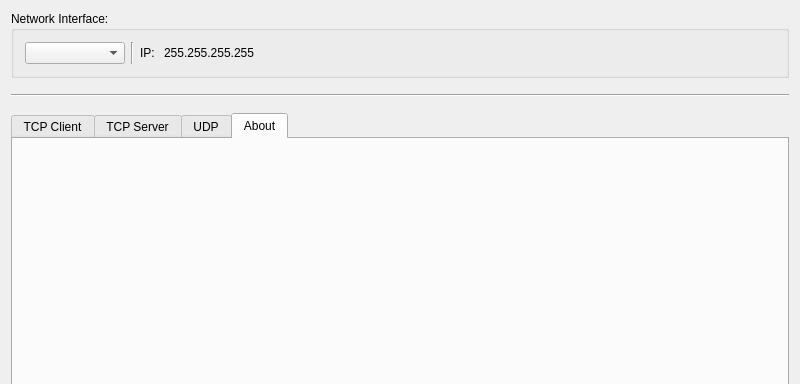
Old version of the form mainwindow.ui in the repository rookiepeng/comm-test; both pictures show x 0 to 800 and y 0 to 384 of the 800 by 800 pixel window.
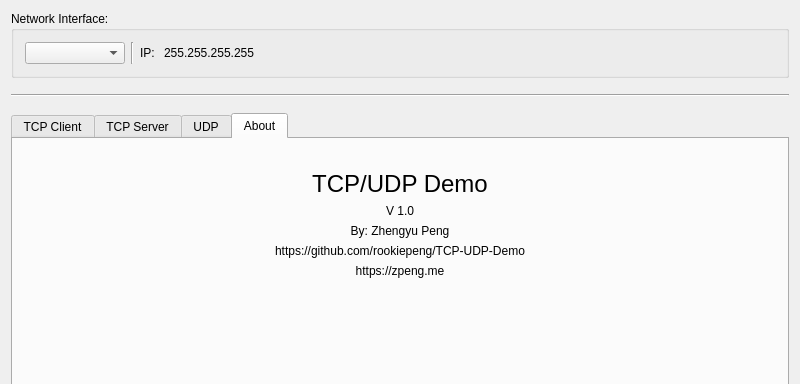
New version of the form. The open tabs and pages were chosen to show the change.

```diff
--- a/mainwindow.ui
+++ b/mainwindow.ui
@@ -648,6 +648,110 @@
        <attribute name="title">
         <string>About</string>
        </attribute>
+       <layout class="QVBoxLayout" name="verticalLayout_13">
+        <item>
+         <spacer name="verticalSpacer_7">
+          <property name="orientation">
+           <enum>Qt::Vertical</enum>
+          </property>
+          <property name="sizeType">
+           <enum>QSizePolicy::Fixed</enum>
+          </property>
+          <property name="sizeHint" stdset="0">
+           <size>
+            <width>20</width>
+            <height>20</height>
+           </size>
+          </property>
+         </spacer>
+        </item>
+        <item>
+         <widget class="QLabel" name="label_5">
+          <property name="font">
+           <font>
+            <pointsize>18</pointsize>
+           </font>
+          </property>
+          <property name="cursor">
+           <cursorShape>ArrowCursor</cursorShape>
+          </property>
+          <property name="layoutDirection">
+           <enum>Qt::LeftToRight</enum>
+          </property>
+          <property name="text">
+           <string>TCP/UDP Demo</string>
+          </property>
+          <property name="alignment">
+           <set>Qt::AlignCenter</set>
+          </property>
+          <property name="textInteractionFlags">
+           <set>Qt::LinksAccessibleByMouse|Qt::TextSelectableByMouse</set>
+          </property>
+         </widget>
+        </item>
+        <item>
+         <widget class="QLabel" name="label_6">
+          <property name="text">
+           <string>V 1.0</string>
+          </property>
+          <property name="alignment">
+           <set>Qt::AlignCenter</set>
+          </property>
+          <property name="textInteractionFlags">
+           <set>Qt::LinksAccessibleByMouse</set>
+          </property>
+         </widget>
+        </item>
+        <item>
+         <widget class="QLabel" name="label_7">
+          <property name="text">
+           <string>By: Zhengyu Peng</string>
+          </property>
+          <property name="alignment">
+           <set>Qt::AlignCenter</set>
+          </property>
+         </widget>
+        </item>
+        <item>
+         <widget class="QLabel" name="label_8">
+          <property name="text">
+           <string>https://github.com/rookiepeng/TCP-UDP-Demo</string>
+          </property>
+          <property name="alignment">
+           <set>Qt::AlignCenter</set>
+          </property>
+          <property name="textInteractionFlags">
+           <set>Qt::LinksAccessibleByMouse|Qt::TextSelectableByMouse</set>
+          </property>
+         </widget>
+        </item>
+        <item>
+         <widget class="QLabel" name="label_9">
+          <property name="text">
+           <string>https://zpeng.me</string>
+          </property>
+          <property name="alignment">
+           <set>Qt::AlignCenter</set>
+          </property>
+          <property name="textInteractionFlags">
+           <set>Qt::LinksAccessibleByMouse|Qt::TextSelectableByMouse</set>
+          </property>
+         </widget>
+        </item>
+        <item>
+         <spacer name="verticalSpacer_6">
+          <property name="orientation">
+           <enum>Qt::Vertical</enum>
+          </property>
+          <property name="sizeHint" stdset="0">
+           <size>
+            <width>20</width>
+            <height>40</height>
+           </size>
+          </property>
+         </spacer>
+        </item>
+       </layout>
       </widget>
      </widget>
     </item>
```
Left out of the diff: 16 changed lines with no effect on the pictures.
